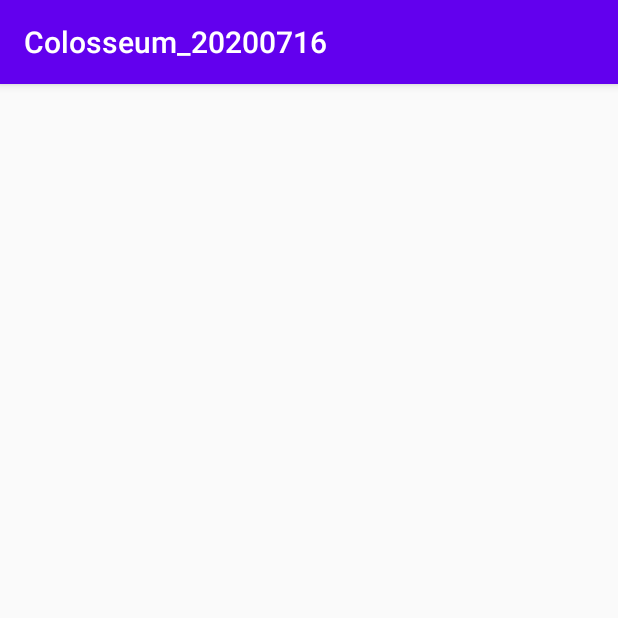
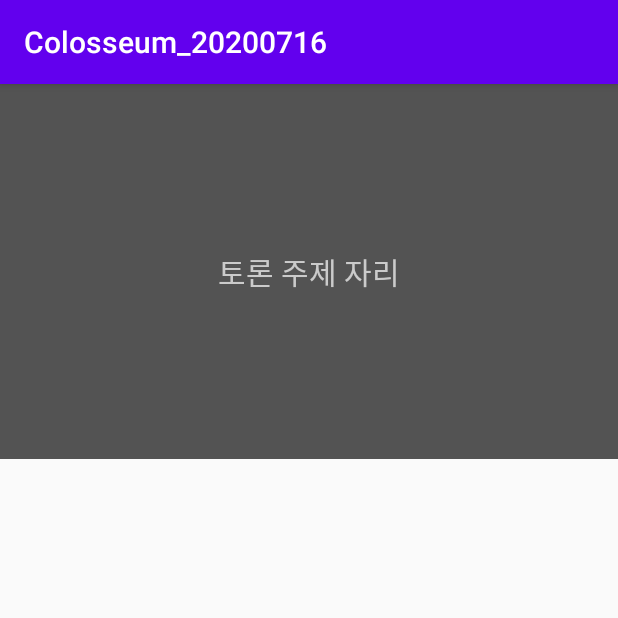
Before and after one commit to Jacob760531/Colosseum_20200716, an Android app: the ViewTopicDetailActivity screen opened directly, with no data from a screen before it, on a phone screen of 412 x 824 dp, the top half of it. Run offline under Robolectric (Android 15) with nearby library versions, the phone set to English and light mode, and no system bars; pictures from the network do not load.

Commit message:
상세화면에서 토론 주제 / 이미지 화면에 반영 => FrameLayout로 겹쳐 표현

```diff
--- a/app/src/main/java/kr/co/tjoeun/colosseum_20200716/ViewTopicDetailActivity.kt
+++ b/app/src/main/java/kr/co/tjoeun/colosseum_20200716/ViewTopicDetailActivity.kt
@@ -3,6 +3,8 @@ package kr.co.tjoeun.colosseum_20200716
 import androidx.appcompat.app.AppCompatActivity
 import android.os.Bundle
 import android.widget.Toast
+import com.bumptech.glide.Glide
+import kotlinx.android.synthetic.main.activity_view_topic_detail.*
 import kr.co.tjoeun.colosseum_20200716.datas.Topic
 import kr.co.tjoeun.colosseum_20200716.utils.ServerUtil
 import org.json.JSONObject
@@ -59,6 +61,9 @@ class ViewTopicDetailActivity : BaseActivity() {
 //                화면에 토론 관련 정보 표시
                 runOnUiThread {
 
+                    topicTitleTxt.text = mTopic.title
+                    Glide.with(mContext).load(mTopic.imageUrl).into(topicImg)
+
                 }
 
             }
--- a/app/src/main/res/layout/activity_view_topic_detail.xml
+++ b/app/src/main/res/layout/activity_view_topic_detail.xml
@@ -5,8 +5,35 @@
     android:layout_width="match_parent"
     android:layout_height="match_parent"
     android:orientation="vertical"
-    android:gravity="center"
+    android:theme="@style/Theme.AppCompat.NoActionBar"
     tools:context=".ViewTopicDetailActivity">
+
+    <FrameLayout
+        android:layout_width="match_parent"
+        android:layout_height="250dp" >
+
+        <ImageView
+            android:id="@+id/topicImg"
+            android:scaleType="centerCrop"
+            android:layout_width="match_parent"
+            android:layout_height="match_parent" />
+
+        <ImageView
+            android:layout_width="match_parent"
+            android:layout_height="match_parent"
+            android:background="#AA000000" />
+
+        <TextView
+            android:id="@+id/topicTitleTxt"
+            android:layout_width="wrap_content"
+            android:layout_height="wrap_content"
+            android:layout_gravity="center"
+            android:text="토론 주제 자리"
+            android:textSize="20sp"/>
+
+
+
+    </FrameLayout>
 
 
 
```
